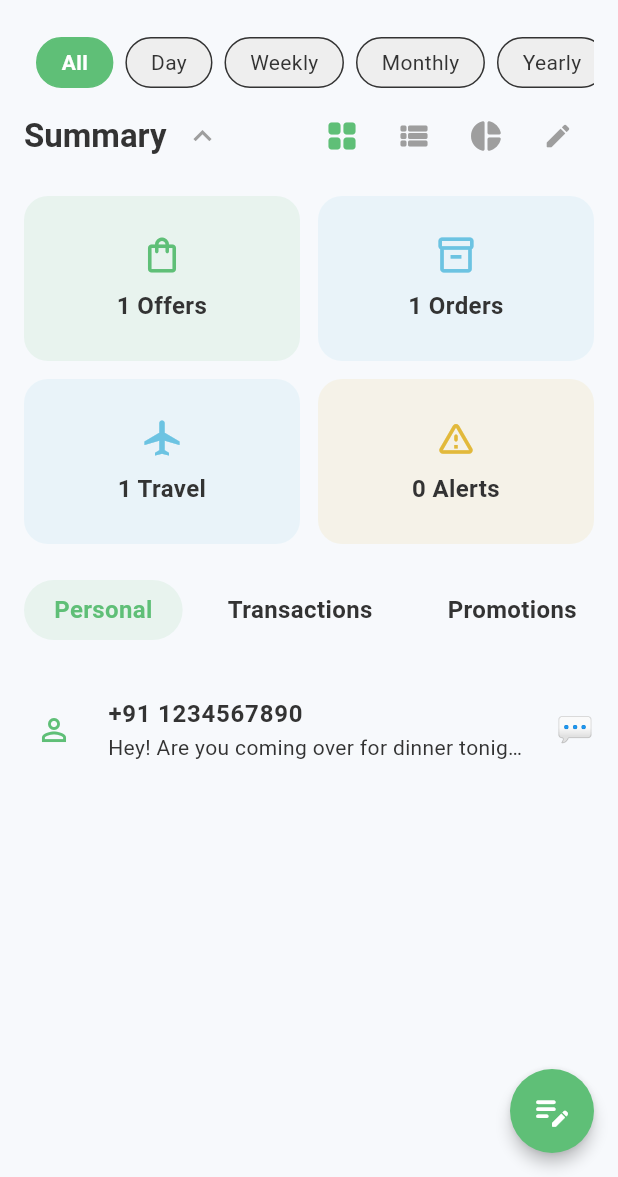
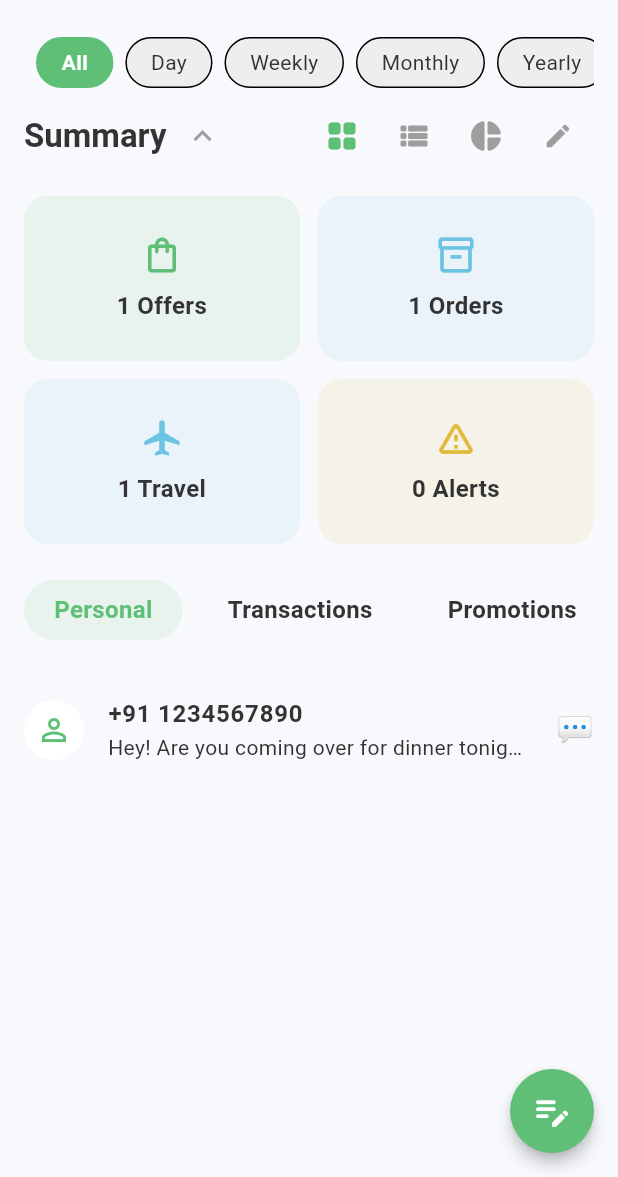
Before and after one commit to Darniss/sms_ecofy, a Flutter app: the HomeScreen screen opened directly, after a tap on "All", on a phone screen of 412 x 824 dp, the part 59-1236 px from its top. Run offline on Flutter 3.47's test engine with Material 3 defaults, Android fonts, the phone set to English and light mode, and no system bars; drawn by our look-alikes of flutter_slidable; our stand-ins replace fl_chart, google_fonts, permission_handler, shared_preferences; missing offline and left inert: telephony; accounts and stored records are empty.

```diff
--- a/lib/main.dart
+++ b/lib/main.dart
@@ -2,7 +2,6 @@ import 'package:flutter/material.dart';
 import 'package:provider/provider.dart';
 import 'package:shared_preferences/shared_preferences.dart';
 import '/screens/splash_screen.dart';
-import 'services/sms_service.dart';
 import '/utils/theme.dart';
 
 void main() async {
--- a/lib/screens/chat_screen.dart
+++ b/lib/screens/chat_screen.dart
@@ -15,7 +15,7 @@ class ChatScreen extends StatefulWidget {
 
 class _ChatScreenState extends State<ChatScreen> {
   bool _isSelectionMode = false;
-  Set<SmsMessage> _selectedMessages = {};
+  final Set<SmsMessage> _selectedMessages = {};
 
   // --- Permission & Call Logic ---
   Future<void> _makeCall() async {
--- a/lib/screens/home_screen.dart
+++ b/lib/screens/home_screen.dart
@@ -731,16 +731,21 @@ if (EnvironmentConfig.isTestMode) {
   Widget _buildSlidableMessageListItem(SmsMessage message, int index) {
     IconData getIconForSender(String sender) {
       String s = sender.toLowerCase();
-      if (s.contains('hdfc') || s.contains('icici') || s.contains('axis'))
+      if (s.contains('hdfc') || s.contains('icici') || s.contains('axis')) {
         return AppIcons.finance;
-      if (s.contains('amazon') || s.contains('flipkart'))
+      }
+      if (s.contains('amazon') || s.contains('flipkart')) {
         return AppIcons.orders;
-      if (s.contains('indigo') || s.contains('makemytrip'))
+      }
+      if (s.contains('indigo') || s.contains('makemytrip')) {
         return AppIcons.travel;
-      if (s.contains('airtel') || s.contains('jio') || s.contains('vi'))
+      }
+      if (s.contains('airtel') || s.contains('jio') || s.contains('vi')) {
         return Icons.receipt_long_rounded;
-      if (s.contains('google') || s.contains('facebook'))
+      }
+      if (s.contains('google') || s.contains('facebook')) {
         return Icons.password_rounded;
+      }
 
       switch (message.transactionType) {
         // ... (your switch case logic)
@@ -802,7 +807,7 @@ if (EnvironmentConfig.isTestMode) {
       child: ListTile(
         contentPadding: const EdgeInsets.symmetric(vertical: 8.0),
         leading: CircleAvatar(
-          backgroundColor: Theme.of(context).colorScheme.background,
+          backgroundColor: Theme.of(context).colorScheme.surface,
           child: Icon(getIconForSender(message.sender), color: kEcoGreen),
         ),
         title: Text(
--- a/lib/screens/summary_detail_screen.dart
+++ b/lib/screens/summary_detail_screen.dart
@@ -14,7 +14,7 @@ class SummaryDetailScreen extends StatefulWidget {
 
 class _SummaryDetailScreenState extends State<SummaryDetailScreen> {
   List<SmsMessage> _filteredMessages = [];
-  String _layoutType = 'list'; // Default layout
+  final String _layoutType = 'list'; // Default layout
 
   @override
   void initState() {
--- a/lib/utils/theme.dart
+++ b/lib/utils/theme.dart
@@ -63,12 +63,10 @@ ThemeData lightTheme = ThemeData(
     primary: kEcoGreen,
     secondary: kSkyBlue,
     surface: kWhite,
-    background: kLightBg,
     error: kSpamOrange,
     onPrimary: kWhite,
     onSecondary: kWhite,
     onSurface: kDarkText,
-    onBackground: kDarkText,
     onError: kWhite,
   ),
   fontFamily: GoogleFonts.roboto().fontFamily,
@@ -142,12 +140,10 @@ ThemeData darkTheme = ThemeData(
     primary: kEcoGreen,
     secondary: kSkyBlue,
     surface: kDarkCard,
-    background: kDarkBg,
     error: kSpamOrange,
     onPrimary: kWhite,
     onSecondary: kWhite,
     onSurface: kLightText,
-    onBackground: kLightText,
     onError: kWhite,
   ),
   fontFamily: GoogleFonts.roboto().fontFamily,
--- a/lib/widgets/chat_bubble_widget.dart
+++ b/lib/widgets/chat_bubble_widget.dart
@@ -25,7 +25,7 @@ class ChatBubbleWidget extends StatelessWidget {
 
     final align = isReceived ? Alignment.centerLeft : Alignment.centerRight;
     final bubbleColor = isReceived
-        ? Theme.of(context).colorScheme.surfaceVariant
+        ? Theme.of(context).colorScheme.surfaceContainerHighest
         : kEcoGreen.withOpacity(0.8);
     final textColor = isReceived
         ? Theme.of(context).colorScheme.onSurfaceVariant
--- a/pubspec.yaml
+++ b/pubspec.yaml
@@ -19,7 +19,7 @@ publish_to: 'none' # Remove this line if you wish to publish to pub.dev
 version: 1.0.0+1
 
 environment:
-  sdk: ^3.9.2
+  sdk: ^3.8.1
 
 # Dependencies specify other packages that your package needs in order to work.
 # To automatically upgrade your package dependencies to the latest versions
```
Also changed, not shown: pubspec.lock, 3 other files.
